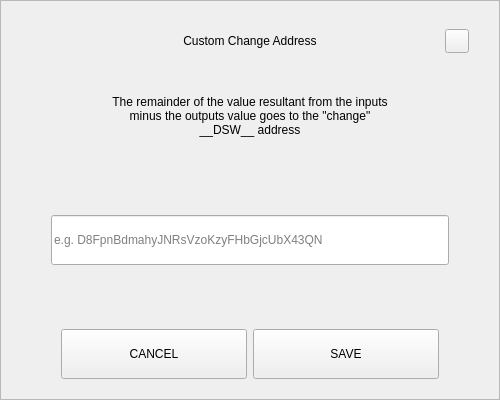
Qt form src/qt/pivx/forms/sendchangeaddressdialog.ui (decenomy/DSW) before a commit.
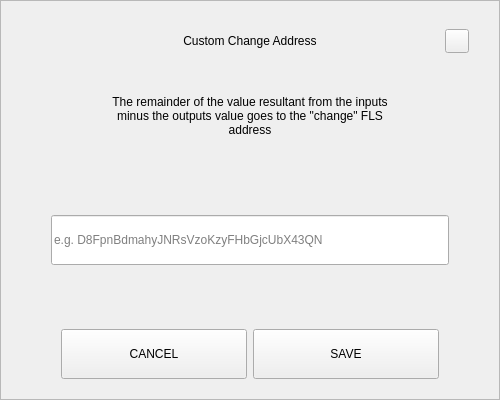
The same form after that commit.

```diff
--- a/src/qt/pivx/forms/sendchangeaddressdialog.ui
+++ b/src/qt/pivx/forms/sendchangeaddressdialog.ui
@@ -164,7 +164,7 @@
          </size>
         </property>
         <property name="text">
-         <string>The remainder of the value resultant from the inputs minus the outputs value goes to the &quot;change&quot; __DSW__ address</string>
+         <string>The remainder of the value resultant from the inputs minus the outputs value goes to the &quot;change&quot; FLS address</string>
         </property>
         <property name="alignment">
          <set>Qt::AlignCenter</set>
```
